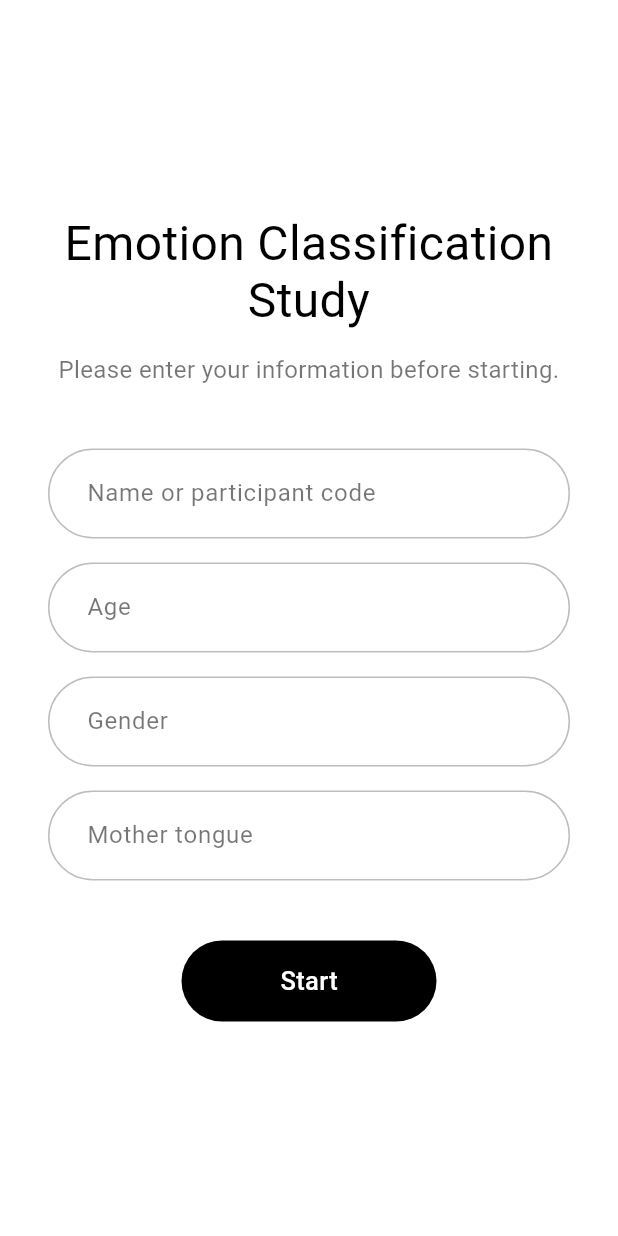
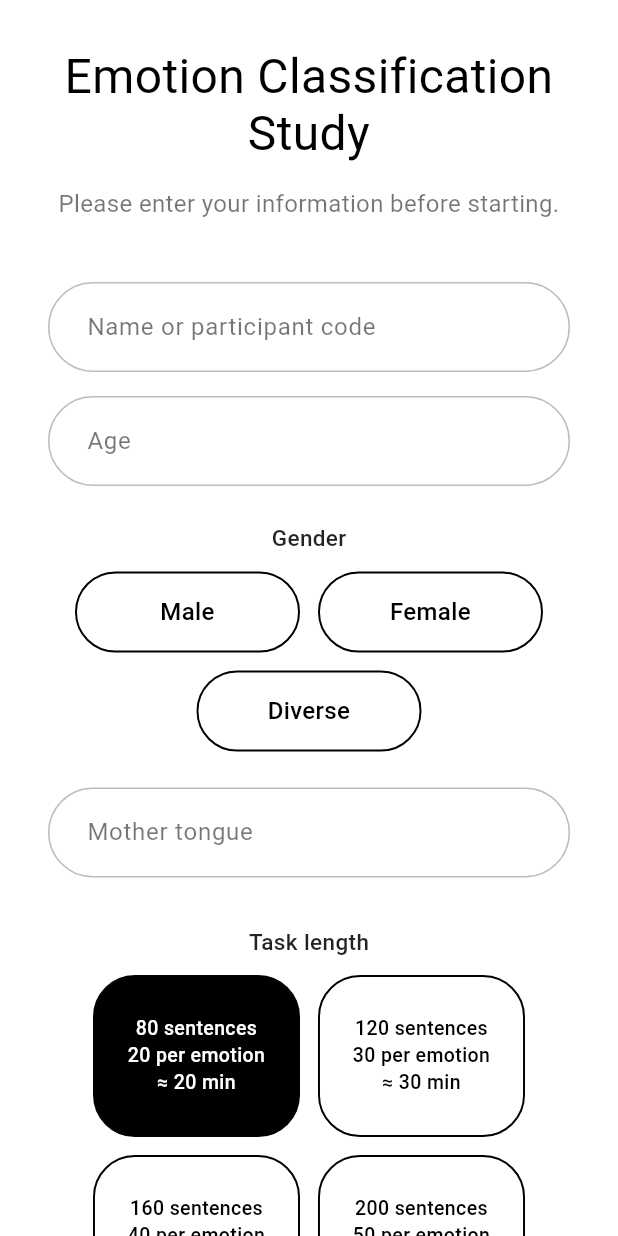
Before and after one commit to MrLaali/emotion_classification_study, a Flutter app: the screen it shows after launch, on a phone screen of 412 x 824 dp. Run offline on Flutter 3.47's test engine with Material 3 defaults, Android fonts, the phone set to English and light mode, and no system bars; Roboto replaces fonts that are missing (Arial).

Commit message:
Update contact form

```diff
--- a/lib/screens/contact_form_screen.dart
+++ b/lib/screens/contact_form_screen.dart
@@ -12,23 +12,40 @@ class ContactFormScreen extends StatefulWidget {
 class _ContactFormScreenState extends State<ContactFormScreen> {
   final nameController = TextEditingController();
   final ageController = TextEditingController();
-  final genderController = TextEditingController();
   final motherTongueController = TextEditingController();
 
+  String? selectedGender;
+  int selectedTrialCount = 80;
   bool showError = false;
+
+  final List<String> genderOptions = [
+    'Male',
+    'Female',
+    'Diverse',
+  ];
+
+  final List<int> trialOptions = [
+    80,
+    120,
+    160,
+    200,
+  ];
 
   @override
   void dispose() {
     nameController.dispose();
     ageController.dispose();
-    genderController.dispose();
     motherTongueController.dispose();
     super.dispose();
   }
 
+  int estimatedMinutes(int trialCount) {
+    return (trialCount * 15 / 60).round();
+  }
+
   void startStudy() {
     if (ageController.text.trim().isEmpty ||
-        genderController.text.trim().isEmpty ||
+        selectedGender == null ||
         motherTongueController.text.trim().isEmpty) {
       setState(() => showError = true);
       return;
@@ -40,8 +57,9 @@ class _ContactFormScreenState extends State<ContactFormScreen> {
           participantInfo: {
             'name': nameController.text.trim(),
             'age': ageController.text.trim(),
-            'gender': genderController.text.trim(),
+            'gender': selectedGender!,
             'mother_tongue': motherTongueController.text.trim(),
+            'trial_count': selectedTrialCount.toString(),
           },
         ),
       ),
@@ -50,10 +68,13 @@ class _ContactFormScreenState extends State<ContactFormScreen> {
 
   @override
   Widget build(BuildContext context) {
+    final minutes = estimatedMinutes(selectedTrialCount);
+
     return Scaffold(
       body: Center(
+        child: SingleChildScrollView(
           child: ConstrainedBox(
-          constraints: const BoxConstraints(maxWidth: 520),
+            constraints: const BoxConstraints(maxWidth: 620),
             child: Padding(
               padding: const EdgeInsets.all(32),
               child: Column(
@@ -91,15 +112,66 @@ class _ContactFormScreenState extends State<ContactFormScreen> {
                     label: 'Age',
                     keyboardType: TextInputType.number,
                   ),
-                const SizedBox(height: 16),
-                StudyTextField(
-                  controller: genderController,
-                  label: 'Gender',
+                  const SizedBox(height: 24),
+
+                  const _SectionLabel('Gender'),
+                  const SizedBox(height: 12),
+                  Wrap(
+                    spacing: 12,
+                    runSpacing: 12,
+                    alignment: WrapAlignment.center,
+                    children: genderOptions.map((gender) {
+                      final selected = selectedGender == gender;
+                      return _ChoicePill(
+                        label: gender,
+                        selected: selected,
+                        onTap: () {
+                          setState(() {
+                            selectedGender = gender;
+                          });
+                        },
+                      );
+                    }).toList(),
                   ),
-                const SizedBox(height: 16),
+
+                  const SizedBox(height: 24),
                   StudyTextField(
                     controller: motherTongueController,
                     label: 'Mother tongue',
+                  ),
+
+                  const SizedBox(height: 32),
+                  const _SectionLabel('Task length'),
+                  const SizedBox(height: 12),
+                  Wrap(
+                    spacing: 12,
+                    runSpacing: 12,
+                    alignment: WrapAlignment.center,
+                    children: trialOptions.map((count) {
+                      final selected = selectedTrialCount == count;
+                      final perEmotion = count ~/ 4;
+                      final time = estimatedMinutes(count);
+
+                      return _ChoicePill(
+                        label: '$count sentences\n$perEmotion per emotion\n≈ $time min',
+                        selected: selected,
+                        large: true,
+                        onTap: () {
+                          setState(() {
+                            selectedTrialCount = count;
+                          });
+                        },
+                      );
+                    }).toList(),
+                  ),
+
+                  const SizedBox(height: 18),
+                  Text(
+                    'Selected duration: approximately $minutes minutes',
+                    style: const TextStyle(
+                      color: Colors.black54,
+                      fontSize: 14,
+                    ),
                   ),
 
                   if (showError) ...[
@@ -139,6 +211,85 @@ class _ContactFormScreenState extends State<ContactFormScreen> {
             ),
           ),
         ),
+      ),
     );
   }
 }
+
+class _SectionLabel extends StatelessWidget {
+  final String text;
+
+  const _SectionLabel(this.text);
+
+  @override
+  Widget build(BuildContext context) {
+    return Text(
+      text,
+      style: const TextStyle(
+        fontSize: 15,
+        color: Colors.black87,
+        fontWeight: FontWeight.w500,
+      ),
+    );
+  }
+}
+
+class _ChoicePill extends StatefulWidget {
+  final String label;
+  final bool selected;
+  final bool large;
+  final VoidCallback onTap;
+
+  const _ChoicePill({
+    required this.label,
+    required this.selected,
+    required this.onTap,
+    this.large = false,
+  });
+
+  @override
+  State<_ChoicePill> createState() => _ChoicePillState();
+}
+
+class _ChoicePillState extends State<_ChoicePill> {
+  bool hovered = false;
+
+  @override
+  Widget build(BuildContext context) {
+    final active = widget.selected || hovered;
+
+    return MouseRegion(
+      onEnter: (_) => setState(() => hovered = true),
+      onExit: (_) => setState(() => hovered = false),
+      child: GestureDetector(
+        onTap: widget.onTap,
+        child: AnimatedContainer(
+          duration: const Duration(milliseconds: 160),
+          curve: Curves.easeOut,
+          width: widget.large ? 138 : 150,
+          height: widget.large ? 108 : 54,
+          alignment: Alignment.center,
+          padding: const EdgeInsets.symmetric(horizontal: 16),
+          decoration: BoxDecoration(
+            color: active ? Colors.black : Colors.white,
+            borderRadius: BorderRadius.circular(widget.large ? 28 : 100),
+            border: Border.all(
+              color: Colors.black,
+              width: 1.3,
+            ),
+          ),
+          child: Text(
+            widget.label,
+            textAlign: TextAlign.center,
+            style: TextStyle(
+              color: active ? Colors.white : Colors.black,
+              fontSize: widget.large ? 13 : 16,
+              height: widget.large ? 1.35 : 1,
+              fontWeight: FontWeight.w500,
+            ),
+          ),
+        ),
+      ),
+    );
+  }
+}
```
Lines whose indentation alone changed are shown as unchanged.
